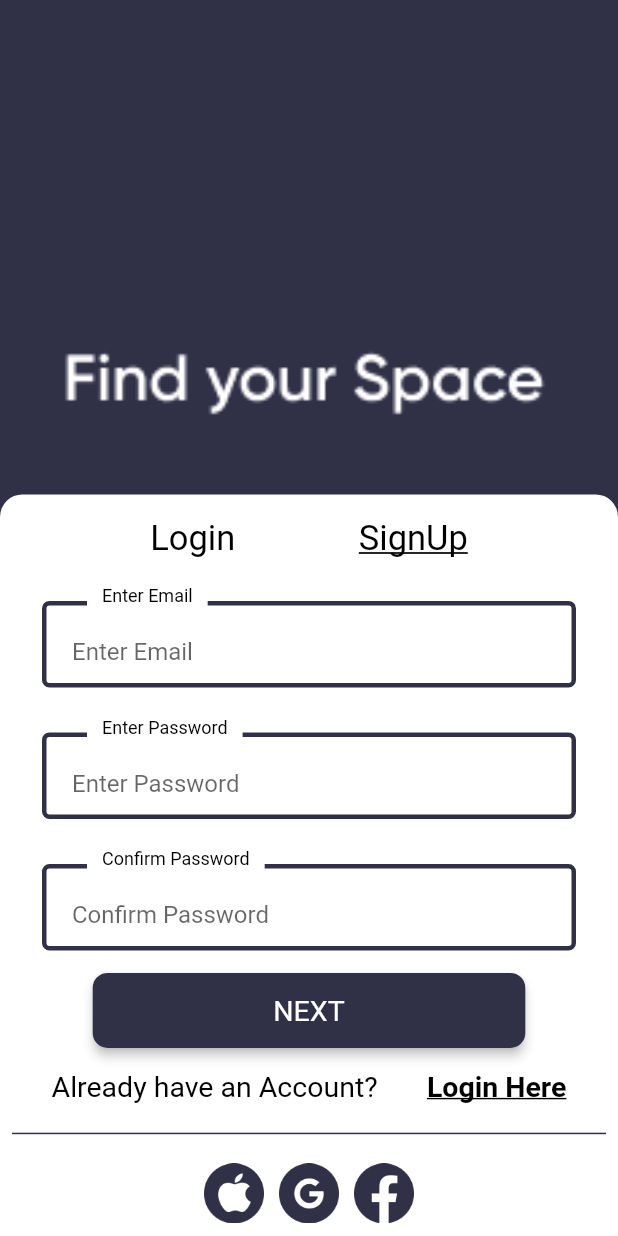
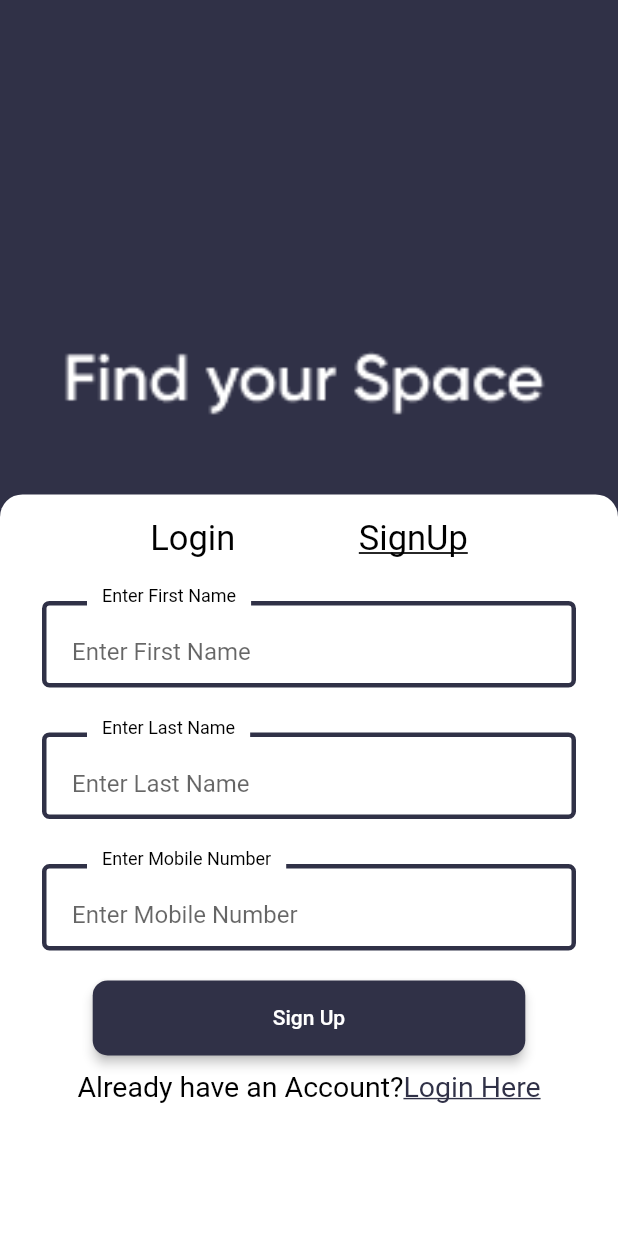
Before and after one commit to rishita-joshi/rentRoom, a Flutter app: the Login screen opened directly, after a tap on "SignUp", after a tap on "NEXT", on a phone screen of 412 x 824 dp. Run offline on Flutter 3.47's test engine with Material 2 defaults, Android fonts, the phone set to English and light mode, and no system bars; our stand-ins replace equatable, firebase_auth, flutter_bloc, flutter_spinkit, flutter_svg, google_sign_in and 5 more; missing offline and left inert: assorted_layout_widgets, flutter_paypal, http_auth, webview_flutter_android, webview_flutter_wkwebview; accounts and stored records are empty; Roboto replaces fonts that are missing (Poppins-Bold, Poppins-Regular, Poppins-SemiBold); project files that could hold a hidden picture were left out.

Commit message:
login ,sign up page added

```diff
--- a/lib/bloc/my_app.dart
+++ b/lib/bloc/my_app.dart
@@ -1,7 +1,9 @@
 import 'package:flutter/material.dart';
 import 'package:flutter_bloc/flutter_bloc.dart';
+import 'package:provider/provider.dart';
 import 'package:rent_a_room/bloc/theme_cubit.dart';
 import 'package:rent_a_room/bloc/theme_reposatry.dart';
+import 'package:rent_a_room/providers/login_provider.dart';
 import 'package:rent_a_room/screens/bottom%20nav/home.dart';
 import 'package:rent_a_room/themes/app_theme.dart';
 
@@ -31,7 +33,11 @@ class AppView extends StatelessWidget {
   Widget build(BuildContext context) {
     return BlocBuilder<ThemeCubit, ThemeState>(
       builder: (context, state) {
-        return MaterialApp(
+        return MultiProvider(
+          providers: [
+            ChangeNotifierProvider(create: (_) => LoginProvider()),
+          ],
+          child: MaterialApp(
             debugShowCheckedModeBanner: false,
             title: 'Flutter Demo',
             theme: AppTheme.lightTheme,
@@ -39,6 +45,7 @@ class AppView extends StatelessWidget {
             themeMode: state.themeMode,
             //  navigatorKey:  navigatorKey,
             home: const HomePage(),
+          ),
         );
       },
     );
--- /dev/null
+++ b/lib/providers/login_provider.dart
@@ -0,0 +1,32 @@
+import 'package:flutter/material.dart';
+
+class LoginProvider extends ChangeNotifier {
+  bool _isLoginCliked = true;
+  bool _isSignUpCliked = false;
+  bool _isNext = false;
+
+  bool get isLoginCliked => _isLoginCliked;
+  bool get isSignUpCliked => _isSignUpCliked;
+  bool get isNext => _isNext;
+
+  changeNextValue() {
+    _isNext = true;
+    _isLoginCliked = false;
+    notifyListeners();
+  }
+
+  changeLoginBoolValue() {
+    _isLoginCliked = true;
+    //_isLoginCliked = !_isLoginCliked;
+    _isSignUpCliked = false;
+    _isNext = false;
+    notifyListeners();
+  }
+
+  changeSignupBoolValue() {
+    _isSignUpCliked = true;
+    //_isSignUpCliked = !_isSignUpCliked;
+    _isLoginCliked = false;
+    notifyListeners();
+  }
+}
--- a/lib/screens/auth/login_page.dart
+++ b/lib/screens/auth/login_page.dart
@@ -1,10 +1,12 @@
 import 'package:flutter/material.dart';
 import 'package:flutter_bloc/flutter_bloc.dart';
 import 'package:nb_utils/nb_utils.dart';
+import 'package:provider/provider.dart';
 import 'package:rent_a_room/bloc/theme_cubit.dart';
 import 'package:rent_a_room/components/custom_draw.dart';
 import 'package:rent_a_room/components/textformfield_widget.dart';
 import 'package:rent_a_room/config/font_asset.dart';
+import 'package:rent_a_room/providers/login_provider.dart';
 import 'package:rent_a_room/screens/bottom%20nav/home.dart';
 import 'package:rent_a_room/themes/ColorPalette.dart';
 import 'package:rent_a_room/utils/image_asset.dart';
@@ -24,6 +26,7 @@ class _LoginState extends State<Login> {
 
   @override
   Widget build(BuildContext context) {
+    return Consumer<LoginProvider>(builder: (context, providerObj, child) {
       return Scaffold(
           body: Container(
         constraints: BoxConstraints.expand(),
@@ -62,11 +65,11 @@ class _LoginState extends State<Login> {
                             children: [
                               InkWell(
                                 onTap: () {
-                                changeIsLogin();
+                                  providerObj.changeLoginBoolValue();
                                 },
                                 child: Text(
                                   "Login",
-                                style: isLogin
+                                  style: providerObj.isLoginCliked
                                       ? FontStyles.textStyleSemiBold(
                                           fontSize: 23, isUnderLine: true)
                                       : FontStyles.textStyleSemiBold(
@@ -79,112 +82,24 @@ class _LoginState extends State<Login> {
                               ),
                               InkWell(
                                 onTap: () {
-                                changeIsSignUp();
+                                  providerObj.changeSignupBoolValue();
                                 },
                                 child: Text(
                                   "SignUp",
-                                style: FontStyles.textStyleSemiBold(
-                                    fontSize: 23, isUnderLine: true),
+                                  style: providerObj.isSignUpCliked
+                                      ? FontStyles.textStyleSemiBold(
+                                          fontSize: 23, isUnderLine: true)
+                                      : FontStyles.textStyleSemiBold(
+                                          fontSize: 23,
+                                        ),
                                 ),
                               ),
                             ],
                           ),
                         ),
-                      TextWidget(hintText: "Enter Email"),
-                      TextWidget(hintText: "Enter Password"),
-                      isLogin
-                          ? SizedBox()
-                          : TextWidget(hintText: "Confirm Password"),
-                      isLogin
-                          ? Padding(
-                              padding: const EdgeInsets.all(8.0),
-                              child: Row(
-                                children: [
-                                  Switch(
-                                    onChanged: toggleSwitch,
-                                    value: true,
-                                    activeColor: ColorPalette.darkGrayColor,
-                                    activeTrackColor: Colors.yellow,
-                                    inactiveThumbColor: Colors.redAccent,
-                                    inactiveTrackColor: Colors.orange,
-                                  ),
-                                  Text(
-                                    'Remember Me',
-                                    style: FontStyles.textStyleRegular(
-                                        fontSize: 16, isUnderLine: false),
-                                  ),
-                                  SizedBox(
-                                    width: 40,
-                                  ),
-                                  Text(
-                                    'Forgot Password',
-                                    style: FontStyles.textStyleRegular(
-                                        fontSize: 16, isUnderLine: true),
-                                  ),
-                                ],
-                              ),
-                            )
-                          : SizedBox(),
-                      SizedBox(
-                        height: 5,
-                      ),
-                      Center(
-                        child: SizedBox(
-                            width: MediaQuery.of(context).size.width * 0.7,
-                            child: isLogin
-                                ? ElevatedButton(
-                                    onPressed: () {
-                                      HomePage().launch(context);
-                                    },
-                                    child: Text(
-                                      "Login",
-                                      style: FontStyles.textStyleRegular(
-                                          fontSize: 19.0,
-                                          color: Theme.of(context)
-                                              .colorScheme
-                                              .onPrimary),
-                                    ))
-                                : ElevatedButton(
-                                    onPressed: () {},
-                                    child: Text(
-                                      "NEXT",
-                                      style: FontStyles.textStyleRegular(
-                                          fontSize: 19.0,
-                                          color: Theme.of(context)
-                                              .colorScheme
-                                              .onPrimary),
-                                    ))),
-                      ),
-                      Padding(
-                        padding: const EdgeInsets.only(
-                            top: 15, left: 10.0, right: 10.0),
-                        child: Row(
-                          crossAxisAlignment: CrossAxisAlignment.center,
-                          mainAxisAlignment: MainAxisAlignment.spaceAround,
-                          children: [
-                            Text(
-                              isLogin
-                                  ? "Don’t have an Account?"
-                                  : "Already have an Account?",
-                              style: FontStyles.textStyleRegular(fontSize: 19),
-                            ),
-                            Text(
-                              isLogin ? "Register Here" : "Login Here",
-                              style: isLogin
-                                  ? FontStyles.textStyleBold(
-                                      fontSize: 19, isUnderLine: false)
-                                  : FontStyles.textStyleBold(
-                                      fontSize: 19, isUnderLine: true),
-                            ),
-                          ],
-                        ),
-                      ),
-                      Divider(
-                        height: 40,
-                        thickness: 1,
-                        color: ColorPalette.darkGrayColor,
-                      ),
-                      socialLogin(),
+                        providerObj.isNext
+                            ? isNextView(context)
+                            : isSignUpView(providerObj),
                       ],
                     ),
                   ),
@@ -194,6 +109,7 @@ class _LoginState extends State<Login> {
           ],
         ),
       ));
+    });
   }
 
   socialLogin() {
@@ -233,4 +149,136 @@ class _LoginState extends State<Login> {
       isLogin = false;
     });
   }
+
+  isNextView(BuildContext context) {
+    return Column(
+      children: [
+        TextWidget(hintText: "Enter First Name"),
+        TextWidget(hintText: "Enter Last Name"),
+        TextWidget(hintText: "Enter Mobile Number"),
+        SizedBox(
+          height: 10,
+        ),
+        SizedBox(
+            width: MediaQuery.of(context).size.width * 0.7,
+            child: ElevatedButton(onPressed: () {}, child: Text("Sign Up"))),
+        SizedBox(
+          height: 10,
+        ),
+        Row(
+          crossAxisAlignment: CrossAxisAlignment.center,
+          mainAxisAlignment: MainAxisAlignment.center,
+          mainAxisSize: MainAxisSize.min,
+          children: [
+            Text(
+              "Already have an Account?",
+              style: FontStyles.textStyleRegular(fontSize: 19),
+            ),
+            Text("Login Here",
+                style: FontStyles.textStyleSemiBold(
+                    color: ColorPalette.darkGrayColor,
+                    fontSize: 19,
+                    isUnderLine: true)),
+          ],
+        ),
+      ],
+    );
   }
+
+  isSignUpView(LoginProvider providerObj) {
+    return Column(
+      children: [
+        TextWidget(hintText: "Enter Email"),
+        TextWidget(hintText: "Enter Password"),
+        providerObj.isLoginCliked
+            ? SizedBox()
+            : TextWidget(hintText: "Confirm Password"),
+        providerObj.isLoginCliked
+            ? Padding(
+                padding: const EdgeInsets.all(8.0),
+                child: Row(
+                  children: [
+                    Switch(
+                      onChanged: toggleSwitch,
+                      value: true,
+                      activeColor: ColorPalette.darkGrayColor,
+                      activeTrackColor: Colors.yellow,
+                      inactiveThumbColor: Colors.redAccent,
+                      inactiveTrackColor: Colors.orange,
+                    ),
+                    Text(
+                      'Remember Me',
+                      style: FontStyles.textStyleRegular(
+                          fontSize: 16, isUnderLine: false),
+                    ),
+                    SizedBox(
+                      width: 40,
+                    ),
+                    Text(
+                      'Forgot Password',
+                      style: FontStyles.textStyleRegular(
+                          fontSize: 16, isUnderLine: true),
+                    ),
+                  ],
+                ),
+              )
+            : SizedBox(),
+        SizedBox(
+          height: 5,
+        ),
+        Center(
+          child: SizedBox(
+              width: MediaQuery.of(context).size.width * 0.7,
+              child: providerObj.isLoginCliked
+                  ? ElevatedButton(
+                      onPressed: () {
+                        HomePage().launch(context);
+                      },
+                      child: Text(
+                        "Login",
+                        style: FontStyles.textStyleRegular(
+                            fontSize: 19.0,
+                            color: Theme.of(context).colorScheme.onPrimary),
+                      ))
+                  : ElevatedButton(
+                      onPressed: () {
+                        providerObj.changeNextValue();
+                      },
+                      child: Text(
+                        "NEXT",
+                        style: FontStyles.textStyleRegular(
+                            fontSize: 19.0,
+                            color: Theme.of(context).colorScheme.onPrimary),
+                      ))),
+        ),
+        Padding(
+          padding: const EdgeInsets.only(top: 15, left: 10.0, right: 10.0),
+          child: Row(
+            crossAxisAlignment: CrossAxisAlignment.center,
+            mainAxisAlignment: MainAxisAlignment.spaceAround,
+            children: [
+              Text(
+                providerObj.isLoginCliked
+                    ? "Don’t have an Account?"
+                    : "Already have an Account?",
+                style: FontStyles.textStyleRegular(fontSize: 19),
+              ),
+              Text(
+                providerObj.isLoginCliked ? "Register Here" : "Login Here",
+                style: isLogin
+                    ? FontStyles.textStyleBold(fontSize: 19, isUnderLine: false)
+                    : FontStyles.textStyleBold(fontSize: 19, isUnderLine: true),
+              ),
+            ],
+          ),
+        ),
+        Divider(
+          height: 40,
+          thickness: 1,
+          color: ColorPalette.darkGrayColor,
+        ),
+        socialLogin(),
+      ],
+    );
+  }
+}
--- a/pubspec.yaml
+++ b/pubspec.yaml
@@ -58,7 +58,7 @@ dependencies:
   webview_flutter_wkwebview: ^3.4.3
   bottom_bar_with_sheet:
   nb_utils:
-
+  provider:
 
 dev_dependencies:
   flutter_test:
```
Lines whose indentation alone changed are shown as unchanged.
